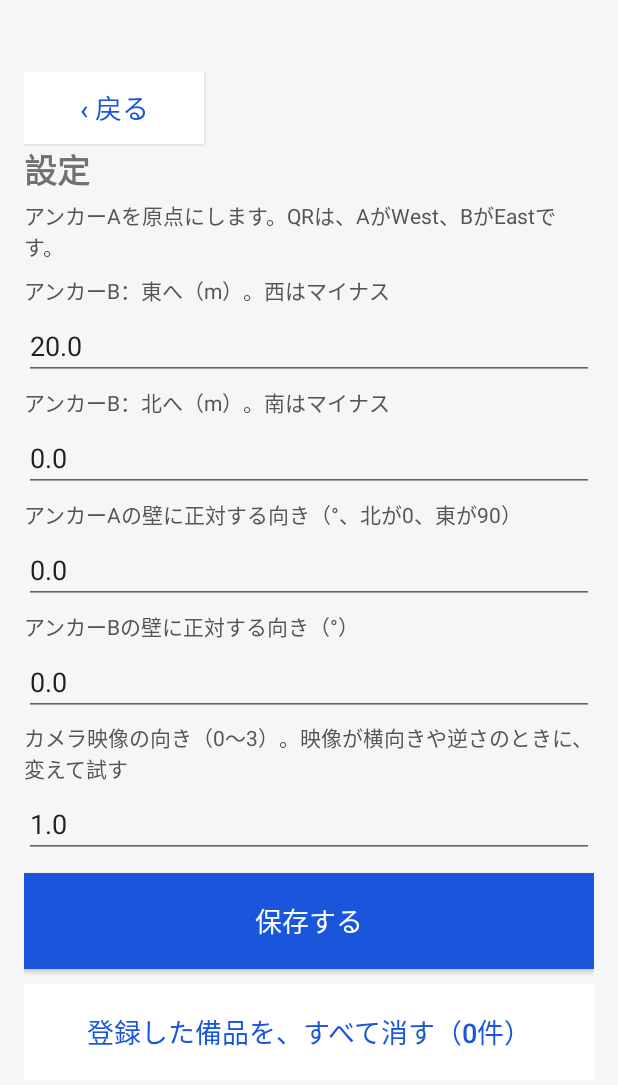
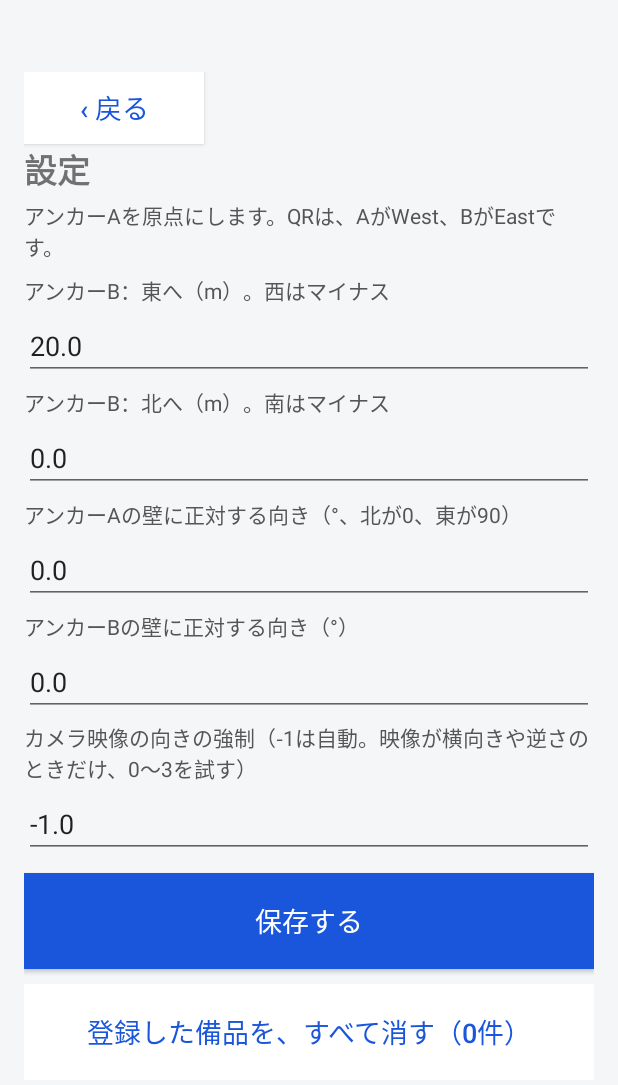
Before and after one commit to ishihara7/tanaoroshi, an Android app: the screen it shows after launch (MainActivity), after a tap on "設定", on a phone screen of 412 x 824 dp. Shown: the top 1085 px of the screen. Run offline under Robolectric (Android 15) with nearby library versions, the phone set to English and light mode, and no system bars; libraries missing offline, so code that uses them is left out: com.google.ar.core; 2 statements that could not run were skipped.

Commit message:
android-ar: カメラ映像の切り出しを、transformCoordinates2d に直した（映像のゆがみ・引き伸ばしの原因）。操作の背景を不透明に
Co-Authored-By: Claude Sonnet 5.5 <noreply@anthropic.com>

```diff
--- a/android-ar/app/src/main/java/jp/co/ryomo/tanaoroshi/ar/MainActivity.kt
+++ b/android-ar/app/src/main/java/jp/co/ryomo/tanaoroshi/ar/MainActivity.kt
@@ -193,7 +193,7 @@ class MainActivity : Activity() {
             ViewGroup.LayoutParams.MATCH_PARENT,
             if (overlay) (screenH * 0.58).toInt() else ViewGroup.LayoutParams.MATCH_PARENT,
         ).apply { gravity = Gravity.BOTTOM }
-        scroll.setBackgroundColor(if (overlay) 0xF5F4F6F8.toInt() else 0xFFF4F6F8.toInt())
+        scroll.setBackgroundColor(if (overlay) 0xFFF4F6F8.toInt() else 0xFFF4F6F8.toInt())
         content.setPadding(dp(16), if (overlay) dp(12) else dp(48), dp(16), dp(24))
         when (s) {
             Screen.HOME -> buildHome()
@@ -345,10 +345,10 @@ class MainActivity : Activity() {
         val by = field("アンカーB：北へ（m）。南はマイナス", settings.by)
         val fa = field("アンカーAの壁に正対する向き（°、北が0、東が90）", settings.facingA)
         val fb = field("アンカーBの壁に正対する向き（°）", settings.facingB)
-        val cr = field("カメラ映像の向き（0〜3）。映像が横向きや逆さのときに、変えて試す", settings.cameraRot.toDouble())
+        val cr = field("カメラ映像の向きの強制（-1は自動。映像が横向きや逆さのときだけ、0〜3を試す）", settings.cameraRot.toDouble())
         content.addView(button("保存する") {
             fun num(e: EditText, d: Double) = e.text.toString().toDoubleOrNull() ?: d
-            val rot = num(cr, settings.cameraRot.toDouble()).toInt().coerceIn(0, 3)
+            val rot = num(cr, settings.cameraRot.toDouble()).toInt().coerceIn(-1, 3)
             settings = Settings(num(bx, settings.bx), num(by, settings.by), num(fa, settings.facingA), num(fb, settings.facingB), rot)
             engine.rotationOverride = rot
             store.saveSettings(settings)
--- a/android-ar/app/src/main/java/jp/co/ryomo/tanaoroshi/ar/Store.kt
+++ b/android-ar/app/src/main/java/jp/co/ryomo/tanaoroshi/ar/Store.kt
@@ -15,8 +15,8 @@ data class Settings(
     val by: Double = 0.0,
     val facingA: Double = 0.0,
     val facingB: Double = 0.0,
-    /** カメラ映像の向き（0〜3）。この端末では、ARCoreの向きの推定がずれるので、1を既定にした */
-    val cameraRot: Int = 1,
+    /** カメラ映像の向きを、強制する値（0〜3）。-1なら、端末の画面の向きを、そのまま使う */
+    val cameraRot: Int = -1,
 ) {
     fun anchors(): List<AnchorDef> = listOf(
         AnchorDef("Awest", "アンカーA", 0.0, 0.0, facingA),
```
Also changed, not shown: android-ar/app/src/main/java/jp/co/ryomo/tanaoroshi/ar/ArEngine.kt (+6 -9 lines).
